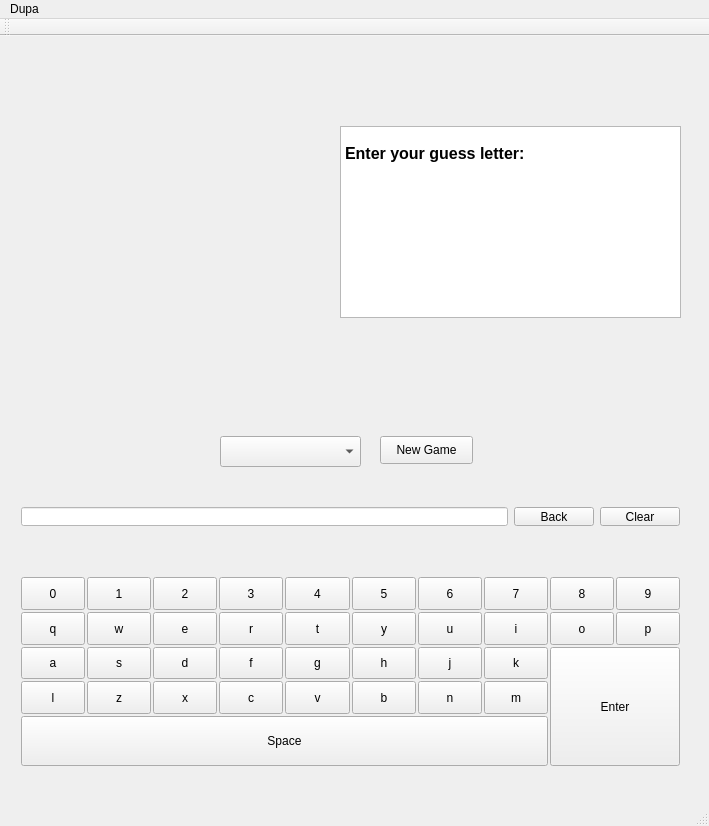
First picture: the form in mainwindow.ui, repository Piotr95/Hangman, before the edit.
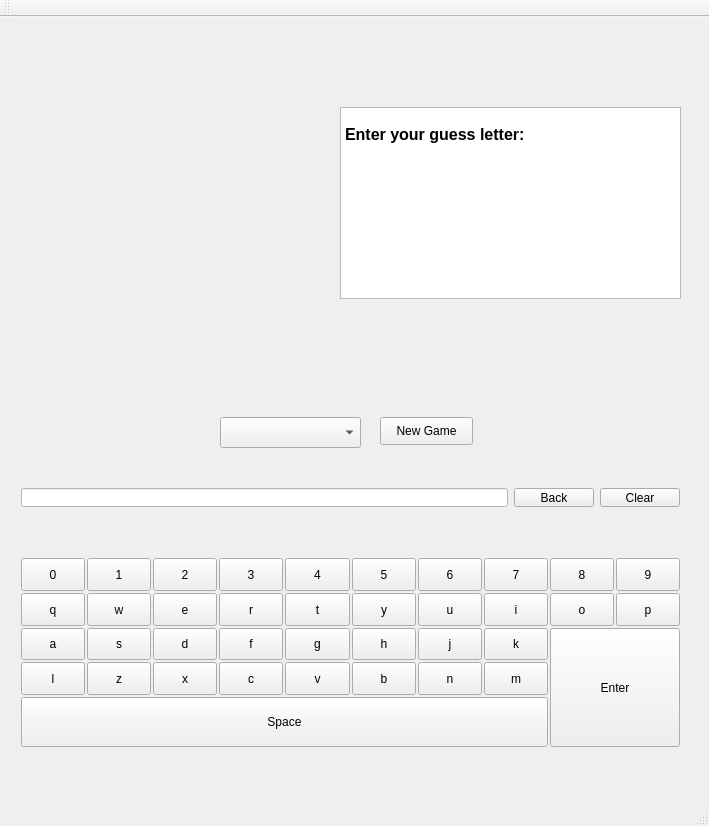
Second picture: the form after the edit.

Diff of the .ui file:
```diff
--- a/mainwindow.ui
+++ b/mainwindow.ui
@@ -878,22 +878,6 @@
    </attribute>
   </widget>
   <widget class="QStatusBar" name="statusBar"/>
-  <widget class="QMenuBar" name="menuBar">
-   <property name="geometry">
-    <rect>
-     <x>0</x>
-     <y>0</y>
-     <width>709</width>
-     <height>26</height>
-    </rect>
-   </property>
-   <widget class="QMenu" name="menuDupa">
-    <property name="title">
-     <string>Dupa</string>
-    </property>
-   </widget>
-   <addaction name="menuDupa"/>
-  </widget>
  </widget>
  <layoutdefault spacing="6" margin="11"/>
  <resources/>
```
